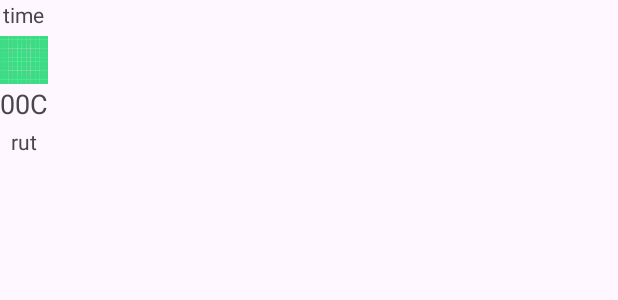
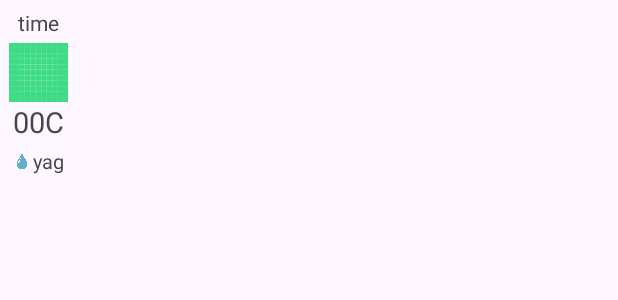
Before and after one commit to Chingiz-Taghili/Weather, an Android app: the layout saatliq_row.xml on its own in the app's theme, with its tools: preview values and no code run, on a phone screen of 412 x 824 dp. Shown: the top 300 px of the screen. Run offline under Robolectric (Android 15) with nearby library versions, the phone set to English and light mode, and no system bars; network calls fail.

Commit message:
06.08.23

```diff
--- a/app/src/main/res/layout/saatliq_row.xml
+++ b/app/src/main/res/layout/saatliq_row.xml
@@ -10,14 +10,19 @@
         android:layout_height="wrap_content"
         android:layout_gravity="center"
         android:text="time"
-        android:layout_marginBottom="3dp"
+        android:layout_marginTop="5dp"
+        android:layout_marginBottom="4dp"
+        android:layout_marginRight="6dp"
+        android:layout_marginLeft="6dp"
         android:textSize="14sp"/>
 
     <ImageView
         android:id="@+id/iconSaatliqRecyclerView"
-        android:layout_width="match_parent"
-        android:layout_height="34dp"
+        android:layout_width="39dp"
+        android:layout_height="39dp"
         android:layout_gravity="center"
+        android:layout_marginLeft="6dp"
+        android:layout_marginRight="6dp"
         android:src="@drawable/ic_launcher_background" />
 
     <TextView
@@ -25,16 +30,41 @@
         android:layout_width="wrap_content"
         android:layout_height="wrap_content"
         android:layout_gravity="center"
-        android:textSize="18sp"
-        android:layout_marginBottom="3dp"
+        android:textSize="19sp"
+        android:layout_marginBottom="4dp"
+        android:layout_marginRight="6dp"
+        android:layout_marginLeft="6dp"
         android:text="00C"/>
 
-    <TextView
-        android:id="@+id/rutubetSaatliqRecyclerView"
+
+
+    <LinearLayout
+        android:id="@+id/rainLinearLayout"
         android:layout_width="wrap_content"
         android:layout_height="wrap_content"
         android:layout_gravity="center"
-        android:text="rut"
-        android:textSize="14sp"/>
+        android:layout_marginRight="5dp"
+        android:layout_marginLeft="5dp"
+        android:orientation="horizontal">
+
+        <ImageView
+            android:id="@+id/dropSaatliqRecyclerView"
+            android:layout_width="12dp"
+            android:layout_height="12dp"
+            android:layout_gravity="center"
+            android:src="@drawable/drop1"/>
+
+
+        <TextView
+            android:id="@+id/rainSaatliqRecyclerView"
+            android:layout_width="wrap_content"
+            android:layout_height="wrap_content"
+            android:layout_gravity="center"
+            android:gravity="center"
+            android:layout_marginLeft="1dp"
+            android:text="yag"
+            android:textSize="13sp"/>
+
+    </LinearLayout>
 
 </LinearLayout>
```
Also changed, not shown: app/src/main/java/com/cingiztagili/weather/adapter/SaatliqAdapter.kt (+17 -2 lines), app/src/main/java/com/cingiztagili/weather/model/Model.kt (+8 -6 lines), app/src/main/res/drawable/drop1.png (added).
